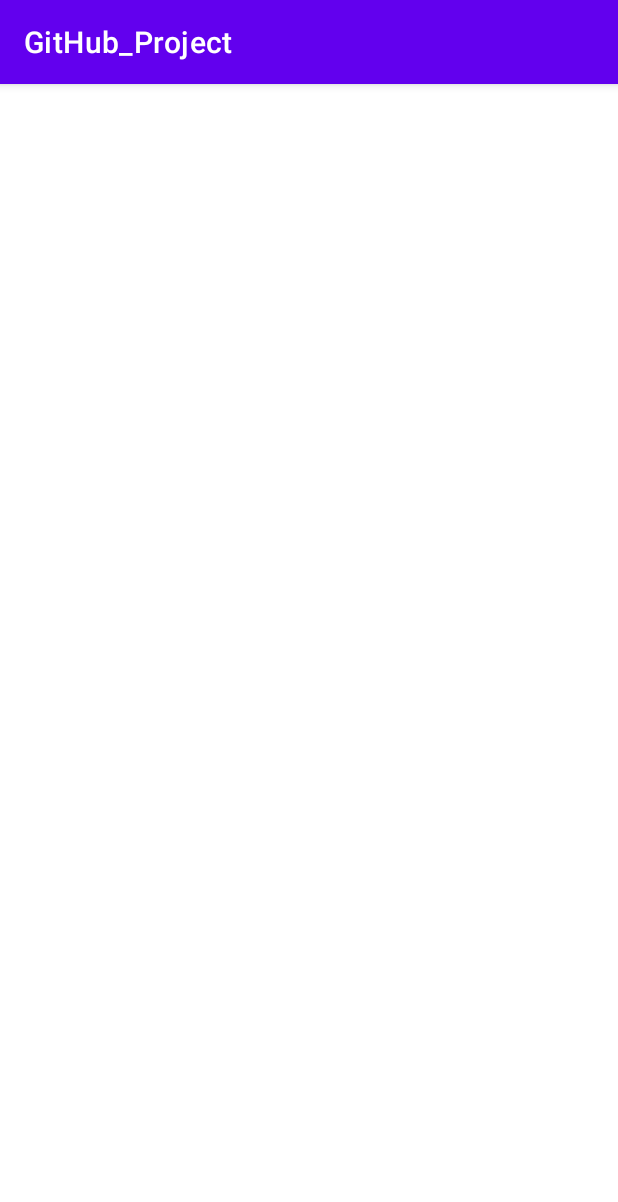
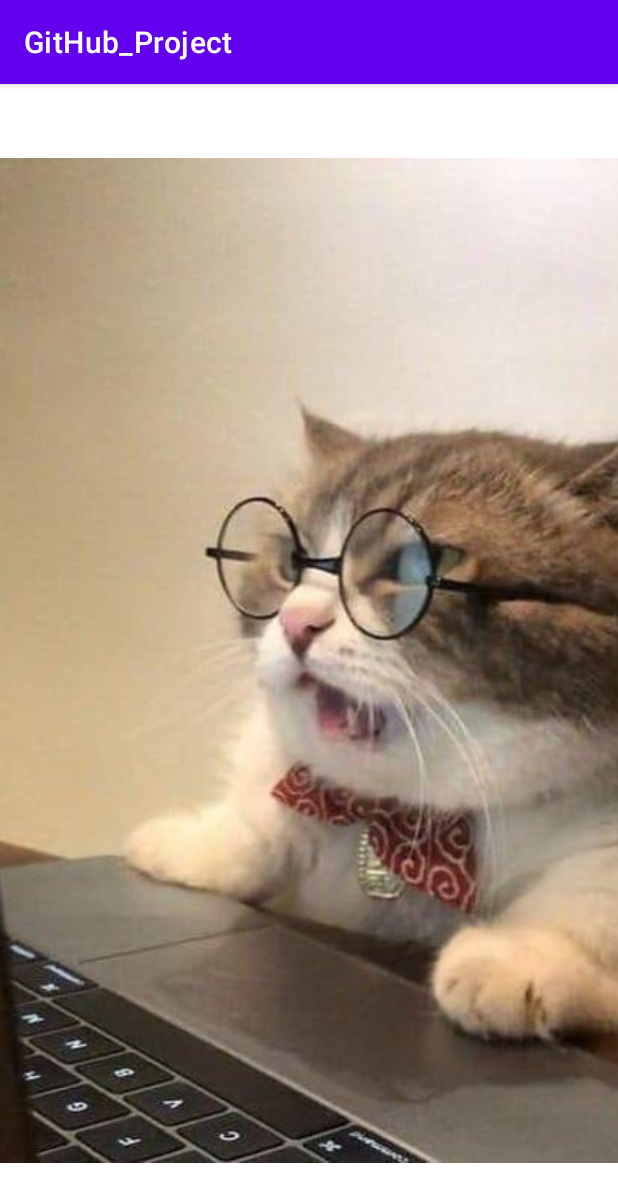
Before and after one commit to SamandarAsiydinov/GitHub_Project, an Android app: the screen it shows after launch (MainActivity), on a phone screen of 412 x 824 dp. Shown: the top 1202 px of the screen. Run offline under Robolectric (Android 15) with nearby library versions, the phone set to English and light mode, and no system bars.

Commit message:
Image changed

```diff
--- a/app/src/main/res/layout/activity_main.xml
+++ b/app/src/main/res/layout/activity_main.xml
@@ -6,16 +6,14 @@
     android:layout_height="match_parent"
     tools:context=".MainActivity">
 
-
+    <ImageView
+    android:layout_width="wrap_content"
+    android:src="@drawable/catten"
+    android:layout_height="wrap_content"
+    android:scaleType="centerCrop"
+    app:layout_constraintBottom_toBottomOf="parent"
+    app:layout_constraintLeft_toLeftOf="parent"
+    app:layout_constraintRight_toRightOf="parent"
+    app:layout_constraintTop_toTopOf="parent" />
 
 </androidx.constraintlayout.widget.ConstraintLayout>
-
-<!--<ImageView-->
-<!--android:layout_width="wrap_content"-->
-<!--android:src="@drawable/catten"-->
-<!--android:layout_height="wrap_content"-->
-<!--android:scaleType="centerCrop"-->
-<!--app:layout_constraintBottom_toBottomOf="parent"-->
-<!--app:layout_constraintLeft_toLeftOf="parent"-->
-<!--app:layout_constraintRight_toRightOf="parent"-->
-<!--app:layout_constraintTop_toTopOf="parent" />-->
```
